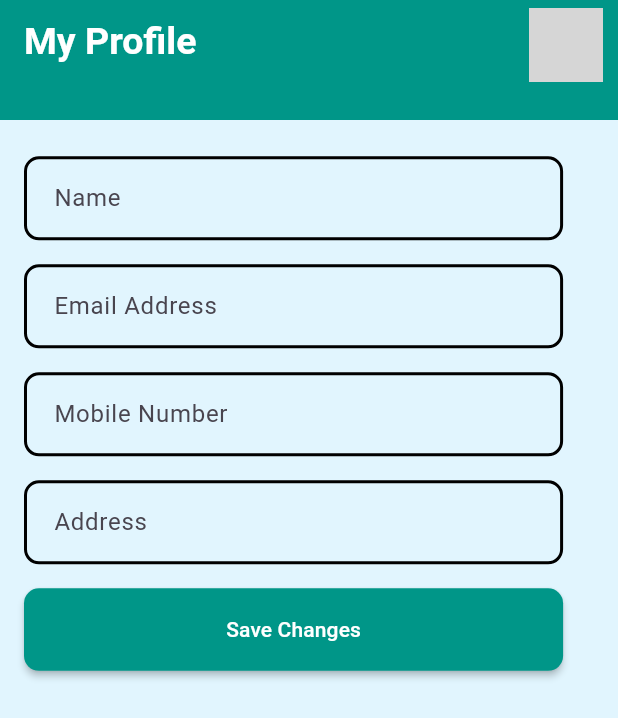
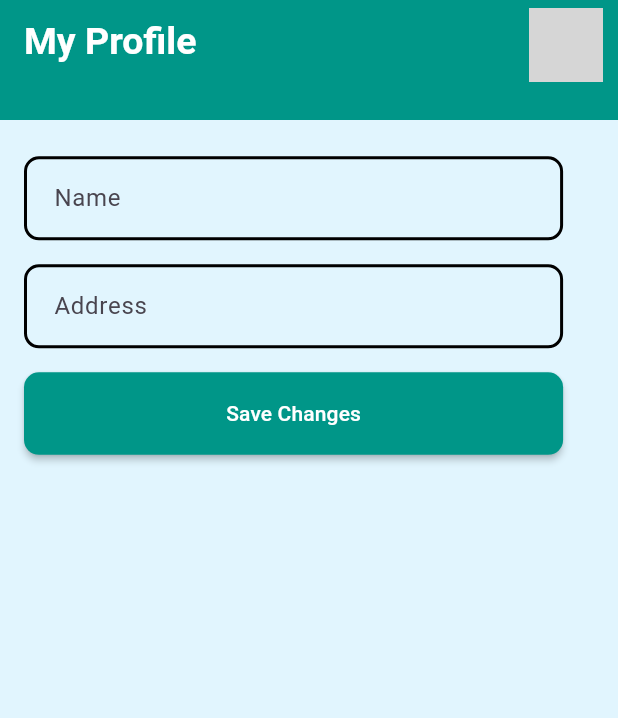
Before and after one commit to HarpreetK24/ecotrak_driver, a Flutter app: the ProfileScreen screen opened directly, after a tap on the "edit" icon, on a phone screen of 412 x 824 dp. Shown: the top 718 px of the screen. Run offline on Flutter 3.47's test engine with Material 3 defaults, Android fonts, the phone set to English and light mode, and no system bars; our stand-ins replace animated_text_kit, cloud_firestore, firebase_auth, firebase_core, firebase_storage, flutter_local_notifications and 6 more; accounts and stored records are empty; network calls fail; Roboto replaces fonts that are missing (Readex Pro); grey boxes are pictures that could not be loaded.

Commit message:
removed changing email

```diff
--- a/lib/profile_screen.dart
+++ b/lib/profile_screen.dart
@@ -17,8 +17,6 @@ class _ProfileScreenState extends State<ProfileScreen> {
   String _address = "";
 
   TextEditingController _displayNameController = TextEditingController();
-  TextEditingController _emailController = TextEditingController();
-  TextEditingController _phoneNumberController = TextEditingController();
   TextEditingController _addressController = TextEditingController();
 
   bool _isEditing = false;
@@ -44,8 +42,6 @@ class _ProfileScreenState extends State<ProfileScreen> {
 
           // Set initial values for the text input fields
           _displayNameController.text = _displayName;
-          _emailController.text = _email;
-          _phoneNumberController.text = _phoneNumber;
           _addressController.text = _address;
         });
       }
@@ -66,16 +62,12 @@ class _ProfileScreenState extends State<ProfileScreen> {
     // Save the changes to Firestore and update the displayed data
     _firestore.collection('driver').doc(_auth.currentUser!.uid).update({
       'name': _displayNameController.text,
-      'email': _emailController.text,
-      'phone': _phoneNumberController.text,
       'address': _addressController.text,
     });
 
     // Update the displayed data
     setState(() {
       _displayName = _displayNameController.text;
-      _email = _emailController.text;
-      _phoneNumber = _phoneNumberController.text;
       _address = _addressController.text;
       _isEditing = false;
     });
@@ -398,75 +390,6 @@ class _ProfileScreenState extends State<ProfileScreen> {
                             ),
                             SizedBox(height: 16.0),
                             TextFormField(
-                              controller: _emailController,
-                              decoration: InputDecoration(labelText: 'Email Address',
-                                enabledBorder: OutlineInputBorder(
-                                  borderSide: BorderSide(
-                                    color: Colors.black,
-                                    width: 2,
-                                  ),
-                                  borderRadius: BorderRadius.circular(10),
-                                ),
-                                focusedBorder: OutlineInputBorder(
-                                  borderSide: BorderSide(
-                                    color: Colors.blue,
-                                    width: 2,
-                                  ),
-                                  borderRadius: BorderRadius.circular(10),
-                                ),
-                                errorBorder: OutlineInputBorder(
-                                  borderSide: BorderSide(
-                                    color: Colors.black,
-                                    width: 2,
-                                  ),
-                                  borderRadius: BorderRadius.circular(10),
-                                ),
-                                focusedErrorBorder: OutlineInputBorder(
-                                  borderSide: BorderSide(
-                                    color: Color(0x00000000),
-                                    width: 2,
-                                  ),
-                                  borderRadius: BorderRadius.circular(10),
-                                ),
-                                fillColor: Color(0xFFE1F5FE),),
-                            ),
-                            SizedBox(height: 16.0),
-                            TextFormField(
-                              controller: _phoneNumberController,
-                              decoration: InputDecoration(labelText: 'Mobile Number',
-                                enabledBorder: OutlineInputBorder(
-                                  borderSide: BorderSide(
-                                    color: Colors.black,
-                                    width: 2,
-                                  ),
-                                  borderRadius: BorderRadius.circular(10),
-                                ),
-                                focusedBorder: OutlineInputBorder(
-                                  borderSide: BorderSide(
-                                    color: Colors.blue,
-                                    width: 2,
-                                  ),
-                                  borderRadius: BorderRadius.circular(10),
-                                ),
-                                errorBorder: OutlineInputBorder(
-                                  borderSide: BorderSide(
-                                    color: Colors.black,
-                                    width: 2,
-                                  ),
-                                  borderRadius: BorderRadius.circular(10),
-                                ),
-                                focusedErrorBorder: OutlineInputBorder(
-                                  borderSide: BorderSide(
-                                    color: Color(0x00000000),
-                                    width: 2,
-                                  ),
-                                  borderRadius: BorderRadius.circular(10),
-                                ),
-                                fillColor: Color(0xFFE1F5FE),
-                              ),
-                            ),
-                            SizedBox(height: 16.0),
-                            TextFormField(
                               controller: _addressController,
                               decoration: InputDecoration(
                                 labelText: 'Address',
```
